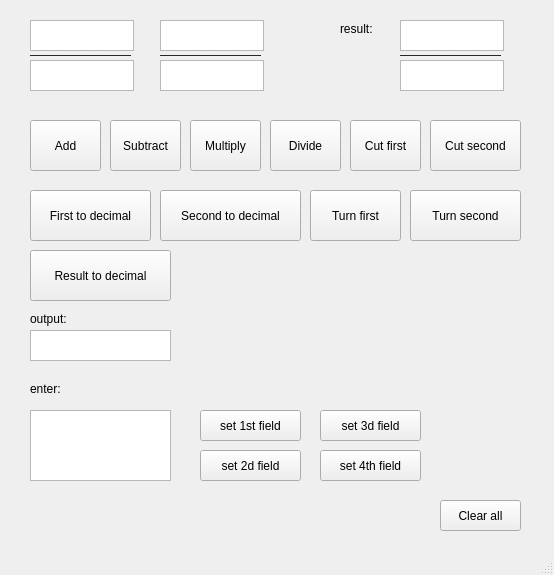
Before: the Qt Designer form mainwindow.ui in mirabiliss/oop_classes, drawn with Qt 5.
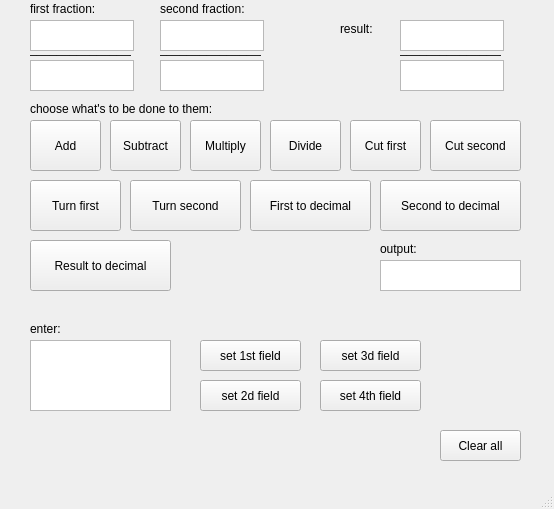
After: the same form once the commit is applied.

Commit message: kinda improved form

```diff
--- a/mainwindow.ui
+++ b/mainwindow.ui
@@ -7,7 +7,7 @@
     <x>0</x>
     <y>0</y>
     <width>554</width>
-    <height>575</height>
+    <height>509</height>
    </rect>
   </property>
   <property name="windowTitle">
@@ -212,8 +212,8 @@
    <widget class="QPushButton" name="turn_first">
     <property name="geometry">
      <rect>
-      <x>310</x>
-      <y>190</y>
+      <x>30</x>
+      <y>180</y>
       <width>91</width>
       <height>51</height>
      </rect>
@@ -225,8 +225,8 @@
    <widget class="QPushButton" name="turn_second">
     <property name="geometry">
      <rect>
-      <x>410</x>
-      <y>190</y>
+      <x>130</x>
+      <y>180</y>
       <width>111</width>
       <height>51</height>
      </rect>
@@ -238,8 +238,8 @@
    <widget class="QPushButton" name="display_first">
     <property name="geometry">
      <rect>
-      <x>30</x>
-      <y>190</y>
+      <x>250</x>
+      <y>180</y>
       <width>121</width>
       <height>51</height>
      </rect>
@@ -251,8 +251,8 @@
    <widget class="QPushButton" name="display_second">
     <property name="geometry">
      <rect>
-      <x>160</x>
-      <y>190</y>
+      <x>380</x>
+      <y>180</y>
       <width>141</width>
       <height>51</height>
      </rect>
@@ -265,7 +265,7 @@
     <property name="geometry">
      <rect>
       <x>440</x>
-      <y>500</y>
+      <y>430</y>
       <width>81</width>
       <height>31</height>
      </rect>
@@ -278,7 +278,7 @@
     <property name="geometry">
      <rect>
       <x>30</x>
-      <y>250</y>
+      <y>240</y>
       <width>141</width>
       <height>51</height>
      </rect>
@@ -290,8 +290,8 @@
    <widget class="QLabel" name="label_3">
     <property name="geometry">
      <rect>
-      <x>30</x>
-      <y>310</y>
+      <x>380</x>
+      <y>240</y>
       <width>67</width>
       <height>17</height>
      </rect>
@@ -304,7 +304,7 @@
     <property name="geometry">
      <rect>
       <x>30</x>
-      <y>410</y>
+      <y>340</y>
       <width>141</width>
       <height>71</height>
      </rect>
@@ -314,7 +314,7 @@
     <property name="geometry">
      <rect>
       <x>200</x>
-      <y>410</y>
+      <y>340</y>
       <width>101</width>
       <height>31</height>
      </rect>
@@ -327,7 +327,7 @@
     <property name="geometry">
      <rect>
       <x>200</x>
-      <y>450</y>
+      <y>380</y>
       <width>101</width>
       <height>31</height>
      </rect>
@@ -340,7 +340,7 @@
     <property name="geometry">
      <rect>
       <x>320</x>
-      <y>410</y>
+      <y>340</y>
       <width>101</width>
       <height>31</height>
      </rect>
@@ -353,7 +353,7 @@
     <property name="geometry">
      <rect>
       <x>320</x>
-      <y>450</y>
+      <y>380</y>
       <width>101</width>
       <height>31</height>
      </rect>
@@ -366,7 +366,7 @@
     <property name="geometry">
      <rect>
       <x>30</x>
-      <y>380</y>
+      <y>320</y>
       <width>67</width>
       <height>17</height>
      </rect>
@@ -378,8 +378,8 @@
    <widget class="QTextEdit" name="display">
     <property name="geometry">
      <rect>
-      <x>30</x>
-      <y>330</y>
+      <x>380</x>
+      <y>260</y>
       <width>141</width>
       <height>31</height>
      </rect>
@@ -401,6 +401,45 @@
      <string>result:</string>
     </property>
    </widget>
+   <widget class="QLabel" name="label_7">
+    <property name="geometry">
+     <rect>
+      <x>30</x>
+      <y>0</y>
+      <width>101</width>
+      <height>17</height>
+     </rect>
+    </property>
+    <property name="text">
+     <string>first fraction:</string>
+    </property>
+   </widget>
+   <widget class="QLabel" name="label_8">
+    <property name="geometry">
+     <rect>
+      <x>160</x>
+      <y>0</y>
+      <width>111</width>
+      <height>17</height>
+     </rect>
+    </property>
+    <property name="text">
+     <string>second fraction:</string>
+    </property>
+   </widget>
+   <widget class="QLabel" name="label_9">
+    <property name="geometry">
+     <rect>
+      <x>30</x>
+      <y>100</y>
+      <width>261</width>
+      <height>17</height>
+     </rect>
+    </property>
+    <property name="text">
+     <string>choose what's to be done to them:</string>
+    </property>
+   </widget>
   </widget>
   <widget class="QMenuBar" name="menubar">
    <property name="geometry">
```
